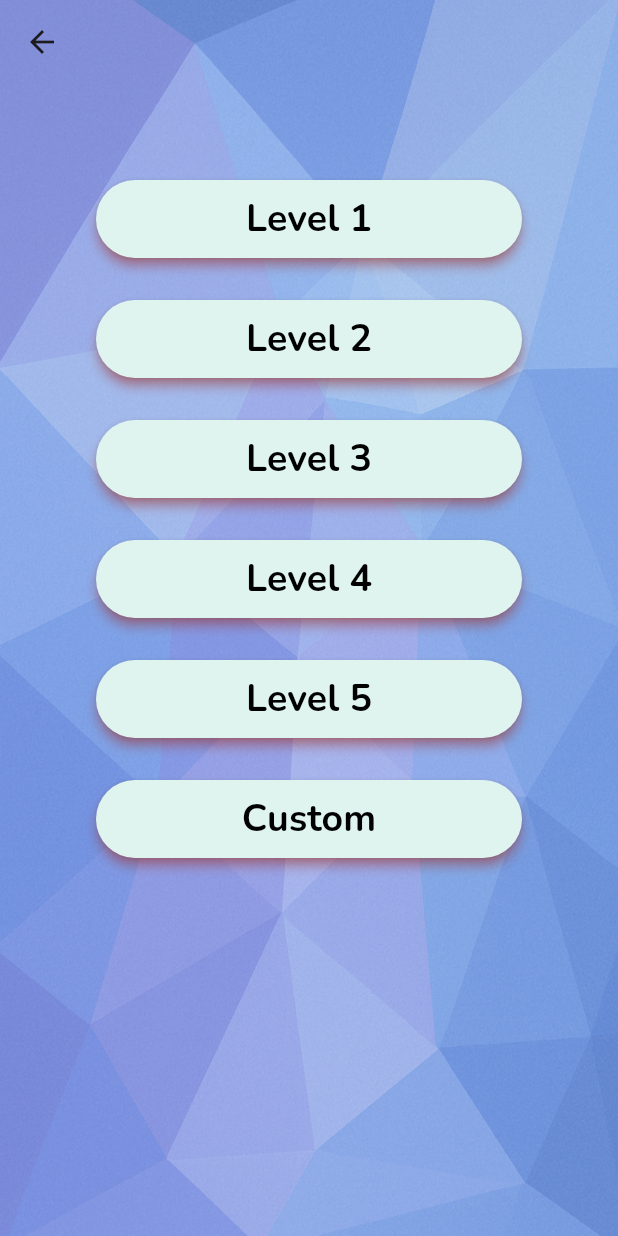
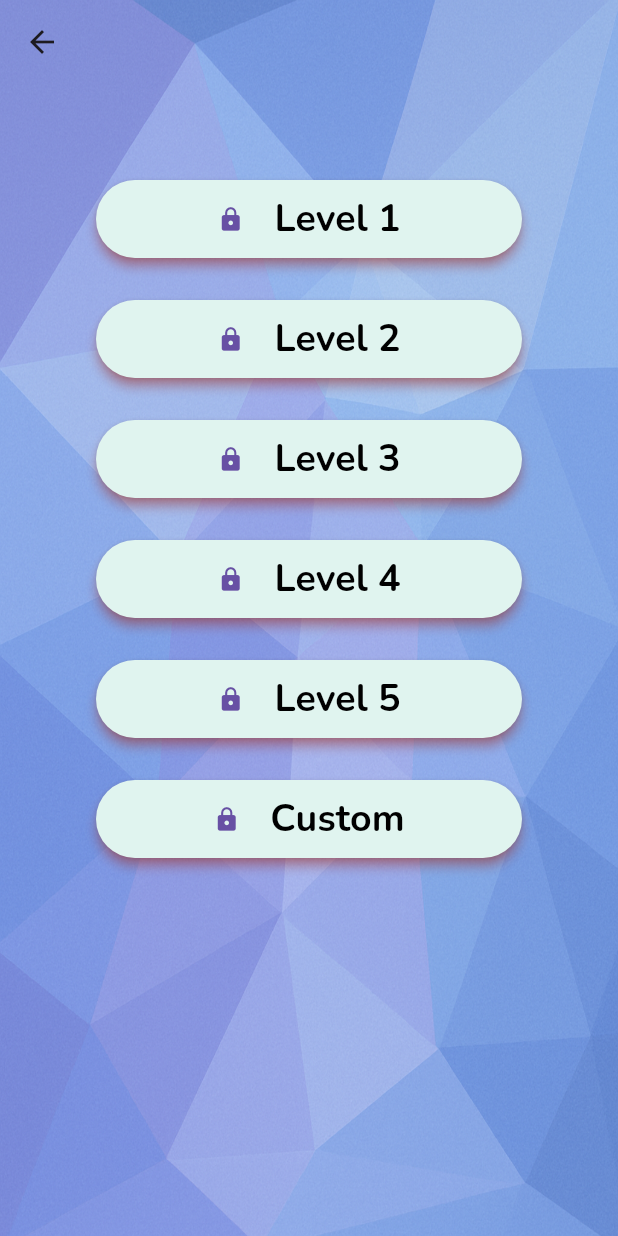
Before and after one commit to SanjiKun-Santhosh/flash_math, a Flutter app: the screen it shows once a user with an empty profile is signed in, after a tap on "Addition", on a phone screen of 412 x 824 dp. Run offline on Flutter 3.47's test engine with Material 3 defaults, Android fonts, the phone set to English and light mode, and no system bars; our stand-ins replace cloud_firestore, confetti, firebase_auth, firebase_core, flutter_spinkit, font_awesome_flutter and 4 more; accounts and stored records are empty; generated files the repository leaves out were written again; network calls fail.

Commit message:
Updated levels for each game

```diff
--- a/lib/games/levels.dart
+++ b/lib/games/levels.dart
@@ -1,4 +1,5 @@
 import 'package:flash_math/games/complex.dart';
+import 'package:flash_math/games/flash.dart';
 import 'package:flash_math/games/substraction.dart';
 import 'package:flash_math/screens/template.dart';
 import 'package:flash_math/shared/constants.dart';
@@ -25,7 +26,7 @@ class _LevelsState extends State<Levels> {
       case "Complex":
         return Complex(levelType: level);
       case "Flash":
-        return Complex(levelType: level);
+        return Flash(levelType: level);
       default:
         return const Scaffold(
           body: Center(child: Text("Error: Unknown Game Type")),
@@ -58,7 +59,6 @@ class _LevelsState extends State<Levels> {
                     child: Row(
                       mainAxisAlignment: MainAxisAlignment.center,
                       children: [
-                       // Icon(Icons.lock, size: 30, color: Colors.grey[700]),
                         TextButton(
                           onPressed: () {
                             if (level == customLevel) {
@@ -79,12 +79,12 @@ class _LevelsState extends State<Levels> {
                               );
                             }
                           },
-                          style: ButtonStyle(
-                            fixedSize: WidgetStateProperty.all<Size>(
-                              const Size.fromWidth(150),
-                            ),
-                          ),
-                          child: Text(
+
+                          child: Row(
+                            children: [
+                              Icon(Icons.lock),
+                              SizedBox(width: 20,),
+                              Text(
                                 level,
                                 style: TextStyle(
                                   fontSize: 25,
@@ -92,6 +92,8 @@ class _LevelsState extends State<Levels> {
                                   fontWeight: FontWeight.bold,
                                   color: Colors.black,
                                 ),
+                              ),
+                            ],
                           ),
                         ),
                       ],
--- a/lib/services/auth.dart
+++ b/lib/services/auth.dart
@@ -33,6 +33,7 @@ class Auth {
         "addition": "0",
         "substraction": "0",
         "complex": "0",
+        "flash":"0"
       });
       return _userFromFireBase(user);
     } catch (e) {
@@ -96,6 +97,7 @@ class Auth {
         "addition": "0",
         "substraction": "0",
         "complex": "0",
+        "flash":"0"
       });
 
       return _userFromFireBase(user);
@@ -190,7 +192,7 @@ class Auth {
     final User user = userCredential.user!;
     await DatabaseService(
       uid: user.uid,
-    ).addUserData("Player", {"addition": "0", "substraction": "0","complex":"0"});
+    ).addUserData("Player", {"addition": "0", "substraction": "0","complex":"0","flash":"0"});
     return userCredential;
   }
 
--- a/lib/shared/constants.dart
+++ b/lib/shared/constants.dart
@@ -12,9 +12,10 @@ class ImageGallery {
 enum GameTypes { addition, substraction ,complex}
 class GameOutputTexts{
   static const personalBest="Your personal best is ";
-  static const timeOverMsg="Sorry! The time is over!";
-  static const answerWrongMsg="Sorry! The answer is wrong!";
+  static const timeOverMsg="Time over!!";
+  static const answerWrongMsg="Wrong answer!!";
   static const congratsMsg="Congratulations!! You new best is ";
+  static const playAgain="Do you want to play again?";
 
 }
 
```
Also changed, not shown: lib/games/flash.dart (+33 -18 lines), lib/screens/custom_sheets.dart (+4 -3 lines). Lines whose indentation alone changed are shown as unchanged.
